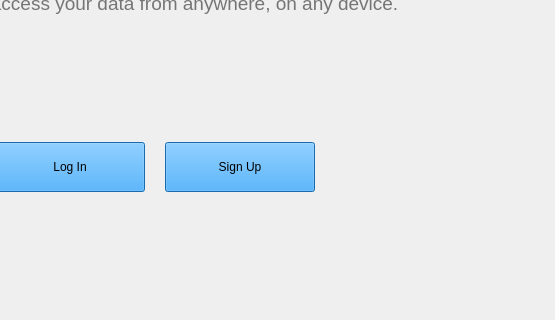
Old version of the form src/desktop-client/client-404/TitlePage.ui in the repository ElliceNels/fourohfour; both pictures show x 245 to 800 and y 280 to 600 of the 800 by 600 pixel window.
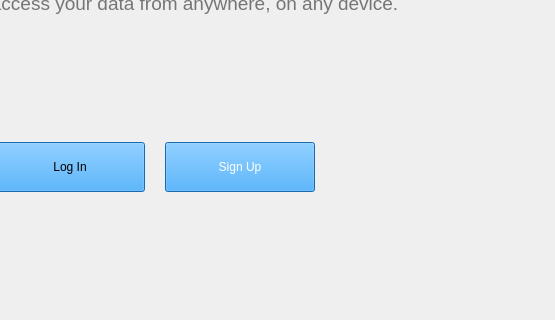
New version of the form.

Patch:
```diff
--- a/src/desktop-client/client-404/TitlePage.ui
+++ b/src/desktop-client/client-404/TitlePage.ui
@@ -190,7 +190,7 @@
         </size>
        </property>
        <property name="styleSheet">
-        <string notr="true">background-color: rgb(33, 150, 243); colour: rgb(255,255,255);</string>
+        <string notr="true">background-color: rgb(33, 150, 243); color: rgb(255,255,255);</string>
        </property>
        <property name="text">
         <string>Sign Up</string>
```
